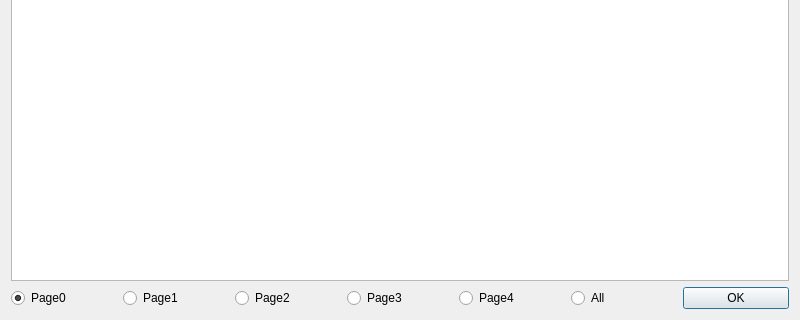
Above: DialogHidReview.ui from wlffeng2008/AkkoLabelPrinter before the change; both pictures show x 0 to 800 and y 480 to 800 of the 800 by 800 pixel window. Below: the same form after it.
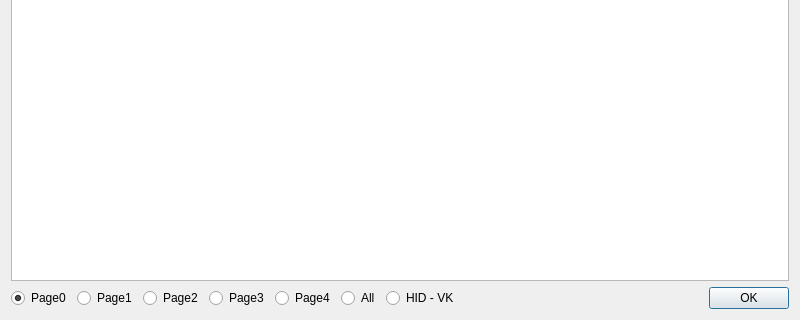
That is the form after the change.

Commit message: add full vk hid table

Diff of the .ui file:
```diff
--- a/DialogHidReview.ui
+++ b/DialogHidReview.ui
@@ -30,7 +30,7 @@
    <item>
     <layout class="QHBoxLayout" name="horizontalLayout">
      <item>
-      <widget class="QRadioButton" name="radioButton_1">
+      <widget class="QRadioButton" name="radioButton_0">
        <property name="text">
         <string>Page0</string>
        </property>
@@ -40,40 +40,60 @@
       </widget>
      </item>
      <item>
-      <widget class="QRadioButton" name="radioButton_2">
+      <widget class="QRadioButton" name="radioButton_1">
        <property name="text">
         <string>Page1</string>
        </property>
       </widget>
      </item>
-     <item>
-      <widget class="QRadioButton" name="radioButton_4">
-       <property name="text">
-        <string>Page2</string>
-       </property>
-      </widget>
-     </item>
      <item>
       <widget class="QRadioButton" name="radioButton_3">
        <property name="text">
+        <string>Page2</string>
+       </property>
+      </widget>
+     </item>
+     <item>
+      <widget class="QRadioButton" name="radioButton_2">
+       <property name="text">
         <string>Page3</string>
        </property>
       </widget>
      </item>
      <item>
-      <widget class="QRadioButton" name="radioButton_5">
+      <widget class="QRadioButton" name="radioButton_4">
        <property name="text">
         <string>Page4</string>
        </property>
       </widget>
      </item>
      <item>
-      <widget class="QRadioButton" name="radioButton_6">
+      <widget class="QRadioButton" name="radioButton_5">
        <property name="text">
         <string>All</string>
        </property>
       </widget>
      </item>
+     <item>
+      <widget class="QRadioButton" name="radioButton_6">
+       <property name="text">
+        <string>HID - VK</string>
+       </property>
+      </widget>
+     </item>
+     <item>
+      <spacer name="horizontalSpacer">
+       <property name="orientation">
+        <enum>Qt::Horizontal</enum>
+       </property>
+       <property name="sizeHint" stdset="0">
+        <size>
+         <width>40</width>
+         <height>20</height>
+        </size>
+       </property>
+      </spacer>
+     </item>
      <item>
       <widget class="QPushButton" name="pushButtonOK">
        <property name="text">
```
The commit also changes 1 other file.
